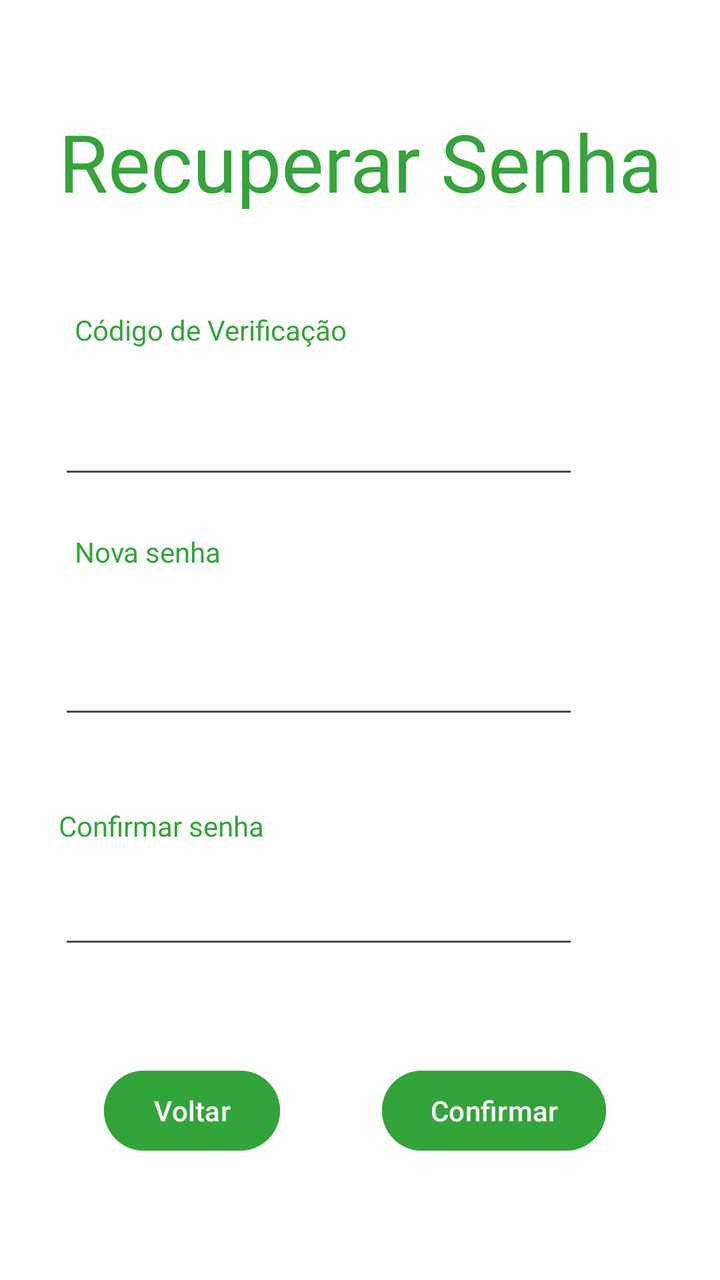
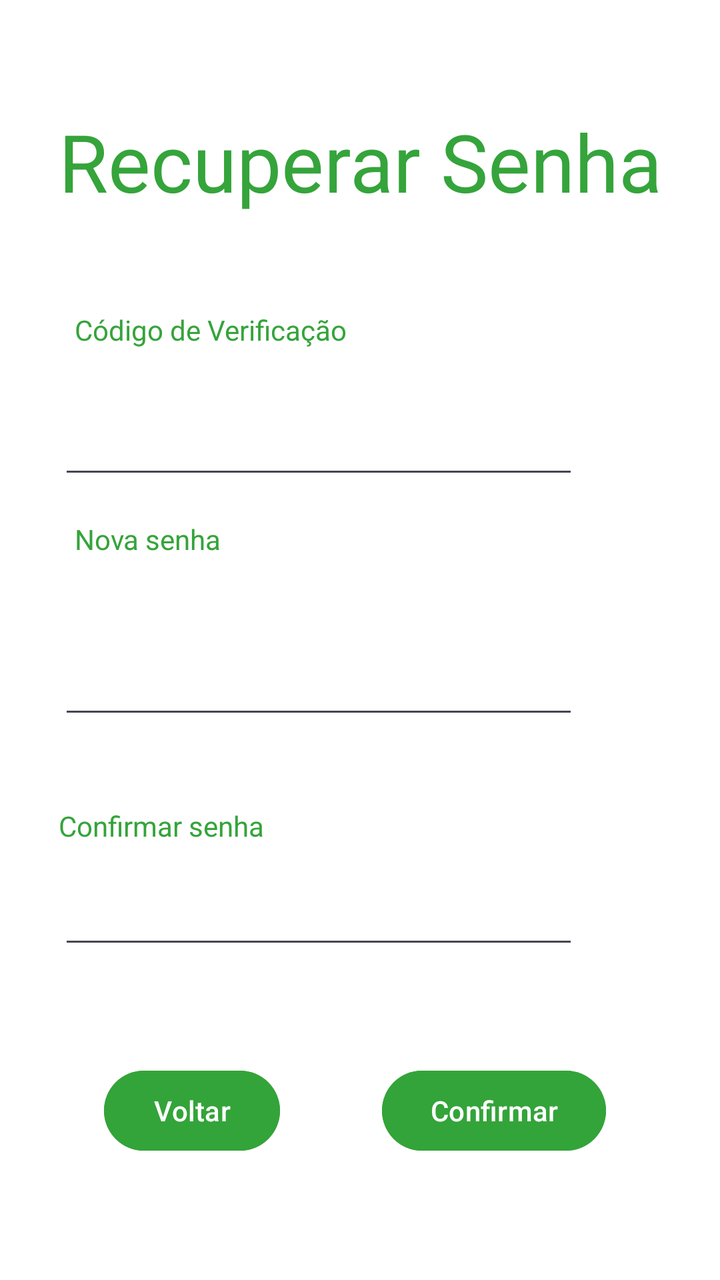

Before-and-after screenshots of an Android layout around one commit, followed by the original layout XML and the change that was made.
<!-- AndroidManifest.xml: application theme Theme.Ditado -->
<!-- res/layout/fragment_reset_password.xml -->
<?xml version="1.0" encoding="utf-8"?>
<androidx.constraintlayout.widget.ConstraintLayout xmlns:android="http://schemas.android.com/apk/res/android"
    xmlns:app="http://schemas.android.com/apk/res-auto"
    xmlns:tools="http://schemas.android.com/tools"
    android:id="@+id/main"
    android:layout_width="match_parent"
    android:layout_height="match_parent"
    android:background="@color/white"
    tools:context=".ResetPasswordFragment">


    <TextView
        android:id="@+id/tituloLogin"
        android:layout_width="wrap_content"
        android:layout_height="wrap_content"
        android:layout_marginStart="156dp"
        android:layout_marginTop="54dp"
        android:layout_marginEnd="156dp"
        android:text="Recuperar Senha"
        android:textColor="@color/destaque"
        android:textSize="40sp"
        app:layout_constraintEnd_toEndOf="parent"
        app:layout_constraintStart_toStartOf="parent"
        app:layout_constraintTop_toTopOf="parent" />

    <TextView
        android:id="@+id/txtCode"
        android:layout_width="wrap_content"
        android:layout_height="wrap_content"
        android:layout_marginStart="8dp"
        android:layout_marginTop="48dp"
        android:layout_marginBottom="26dp"
        android:text="Código de Verificação"
        android:textColor="@color/destaque"
        app:layout_constraintBottom_toTopOf="@+id/edtCode"
        app:layout_constraintStart_toStartOf="@+id/tituloLogin"
        app:layout_constraintTop_toBottomOf="@+id/tituloLogin" />

    <EditText
        android:id="@+id/edtCode"
        android:layout_width="260dp"
        android:layout_height="44dp"
        android:layout_marginBottom="76dp"
        android:ems="10"
        android:inputType="text"
        app:layout_constraintBottom_toTopOf="@+id/edtNovaSenha"
        app:layout_constraintStart_toStartOf="@+id/tituloLogin" />

    <TextView
        android:id="@+id/txtNovaSenha"
        android:layout_width="wrap_content"
        android:layout_height="wrap_content"
        android:layout_marginStart="8dp"
        android:layout_marginTop="13dp"
        android:layout_marginBottom="26dp"
        android:text="Nova senha"
        android:textColor="@color/destaque"
        app:layout_constraintBottom_toTopOf="@+id/edtNovaSenha"
        app:layout_constraintStart_toStartOf="@+id/tituloLogin"
        app:layout_constraintTop_toBottomOf="@+id/edtCode" />

    <EditText
        android:id="@+id/edtNovaSenha"
        android:layout_width="260dp"
        android:layout_height="44dp"
        android:layout_marginTop="13dp"
        android:layout_marginBottom="26dp"
        android:ems="10"
        android:inputType="textPassword"
        app:layout_constraintBottom_toTopOf="@+id/NovaSenha"
        app:layout_constraintStart_toStartOf="@+id/tituloLogin"
        app:layout_constraintTop_toBottomOf="@+id/edtNovaSenha" />

    <TextView
        android:id="@+id/NovaSenha"
        android:layout_width="wrap_content"
        android:layout_height="wrap_content"
        android:layout_marginTop="13dp"
        android:layout_marginBottom="26dp"
        android:text="Confirmar senha"
        android:textColor="@color/destaque"
        app:layout_constraintBottom_toTopOf="@+id/edtConfirmaSenha"
        app:layout_constraintStart_toStartOf="@+id/tituloLogin"
        app:layout_constraintTop_toBottomOf="@+id/edtNovaSenha" />

    <EditText
        android:id="@+id/edtConfirmaSenha"
        android:layout_width="260dp"
        android:layout_height="44dp"
        android:layout_marginTop="13dp"
        android:ems="10"
        android:inputType="textPassword"
        app:layout_constraintStart_toStartOf="@+id/tituloLogin"
        app:layout_constraintTop_toBottomOf="@+id/NovaSenha" />

    <Button
        android:id="@+id/btnVoltarR"
        android:layout_width="wrap_content"
        android:layout_height="wrap_content"
        android:layout_marginStart="52dp"
        android:layout_marginTop="52dp"
        android:backgroundTint="@color/destaque"
        android:text="Voltar"
        android:textColor="@color/white"
        app:layout_constraintStart_toStartOf="parent"
        app:layout_constraintTop_toBottomOf="@+id/edtConfirmaSenha" />

    <Button
        android:id="@+id/btnConfirmar"
        android:layout_width="wrap_content"
        android:layout_height="wrap_content"
        android:layout_marginStart="58dp"
        android:layout_marginTop="52dp"
        android:layout_marginEnd="80dp"
        android:backgroundTint="@color/destaque"
        android:text="Confirmar"
        android:textColor="@color/white"
        app:layout_constraintEnd_toEndOf="parent"
        app:layout_constraintHorizontal_bias="0.238"
        app:layout_constraintStart_toEndOf="@+id/btnVoltarR"
        app:layout_constraintTop_toBottomOf="@+id/edtConfirmaSenha" />


</androidx.constraintlayout.widget.ConstraintLayout>
<!-- resources referenced by this layout -->
<resources>
  <color name="destaque">#FE34A43A</color>
  <color name="white">#FFFFFFFF</color>
  <style name="Theme.Ditado" parent="Base.Theme.Ditado" />
  <style name="Base.Theme.Ditado" parent="Theme.Material3.DayNight.NoActionBar">
          
          
      </style>
</resources>

<!-- the commit's change to res/layout/fragment_reset_password.xml (unified diff, before → after) -->
@@ -69,7 +69,7 @@
         android:inputType="textPassword"
         app:layout_constraintBottom_toTopOf="@+id/NovaSenha"
         app:layout_constraintStart_toStartOf="@+id/tituloLogin"
-        app:layout_constraintTop_toBottomOf="@+id/edtNovaSenha" />
+        app:layout_constraintTop_toBottomOf="@+id/txtNovaSenha" />
 
     <TextView
         android:id="@+id/NovaSenha"
